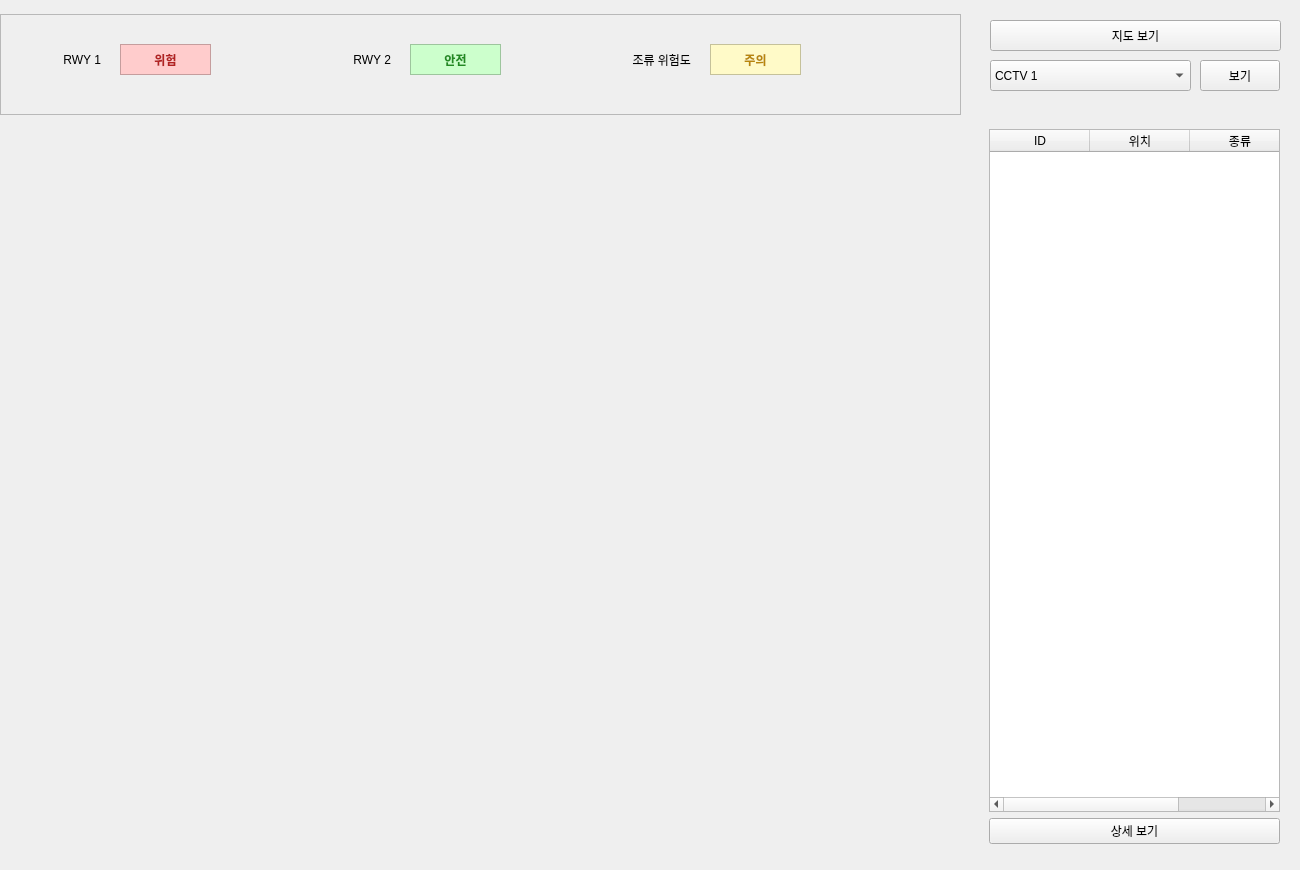
Qt form gui/atc_gui/ui/main_page.ui (heyjay1002/project-deeplearning-falcon) before a commit.
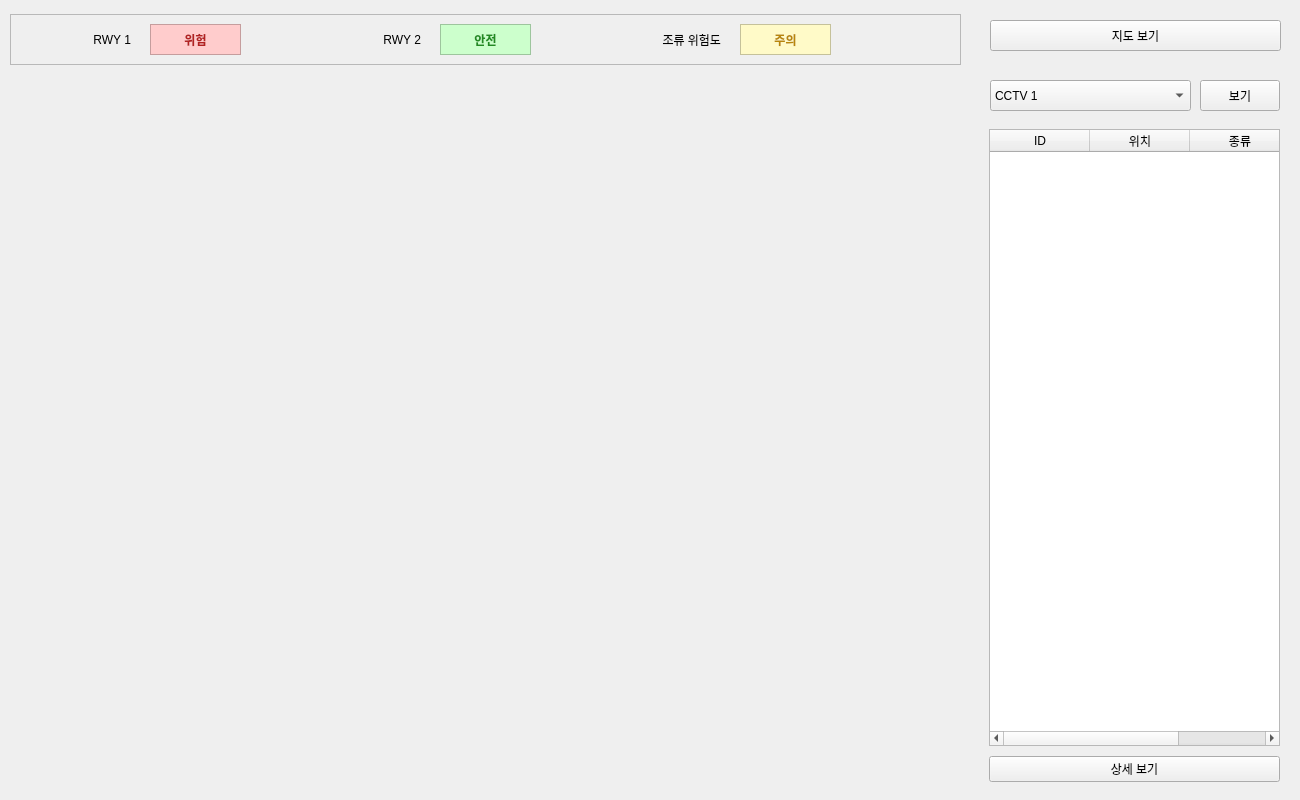
The same form after that commit.

Patch:
```diff
--- a/gui/atc_gui/ui/main_page.ui
+++ b/gui/atc_gui/ui/main_page.ui
@@ -7,7 +7,7 @@
     <x>0</x>
     <y>0</y>
     <width>1300</width>
-    <height>870</height>
+    <height>800</height>
    </rect>
   </property>
   <property name="windowTitle">
@@ -16,10 +16,10 @@
   <widget class="QFrame" name="frame">
    <property name="geometry">
     <rect>
-     <x>0</x>
+     <x>10</x>
      <y>14</y>
-     <width>961</width>
-     <height>101</height>
+     <width>951</width>
+     <height>51</height>
     </rect>
    </property>
    <property name="frameShape">
@@ -31,8 +31,8 @@
    <widget class="QLabel" name="label_bird_risk_status">
     <property name="geometry">
      <rect>
-      <x>710</x>
-      <y>30</y>
+      <x>730</x>
+      <y>10</y>
       <width>91</width>
       <height>31</height>
      </rect>
@@ -53,8 +53,8 @@
    <widget class="QLabel" name="label_rwy1">
     <property name="geometry">
      <rect>
-      <x>10</x>
-      <y>30</y>
+      <x>30</x>
+      <y>10</y>
       <width>91</width>
       <height>31</height>
      </rect>
@@ -69,8 +69,8 @@
    <widget class="QLabel" name="label_rwy2">
     <property name="geometry">
      <rect>
-      <x>300</x>
-      <y>30</y>
+      <x>320</x>
+      <y>10</y>
       <width>91</width>
       <height>31</height>
      </rect>
@@ -85,8 +85,8 @@
    <widget class="QLabel" name="label_rwy2_status">
     <property name="geometry">
      <rect>
-      <x>410</x>
-      <y>30</y>
+      <x>430</x>
+      <y>10</y>
       <width>91</width>
       <height>31</height>
      </rect>
@@ -107,8 +107,8 @@
    <widget class="QLabel" name="label_rwy1_status">
     <property name="geometry">
      <rect>
-      <x>120</x>
-      <y>30</y>
+      <x>140</x>
+      <y>10</y>
       <width>91</width>
       <height>31</height>
      </rect>
@@ -129,8 +129,8 @@
    <widget class="QLabel" name="label_bird_risk">
     <property name="geometry">
      <rect>
-      <x>600</x>
-      <y>30</y>
+      <x>620</x>
+      <y>10</y>
       <width>91</width>
       <height>31</height>
      </rect>
@@ -147,7 +147,7 @@
    <property name="geometry">
     <rect>
      <x>0</x>
-     <y>130</y>
+     <y>70</y>
      <width>971</width>
      <height>731</height>
     </rect>
@@ -223,7 +223,7 @@
    <property name="geometry">
     <rect>
      <x>990</x>
-     <y>60</y>
+     <y>80</y>
      <width>201</width>
      <height>31</height>
     </rect>
@@ -243,7 +243,7 @@
    <property name="geometry">
     <rect>
      <x>1200</x>
-     <y>60</y>
+     <y>80</y>
      <width>80</width>
      <height>31</height>
     </rect>
@@ -258,7 +258,7 @@
      <x>980</x>
      <y>120</y>
      <width>309</width>
-     <height>733</height>
+     <height>671</height>
     </rect>
    </property>
    <property name="currentIndex">
@@ -266,6 +266,9 @@
    </property>
    <widget class="QWidget" name="object_table_page">
     <layout class="QVBoxLayout" name="objectTableLayout">
+     <property name="spacing">
+      <number>10</number>
+     </property>
      <item>
       <widget class="QTableWidget" name="table_object_list_2">
        <property name="minimumSize">
```
Left out of the diff: 4 changed lines with no effect on the pictures.
